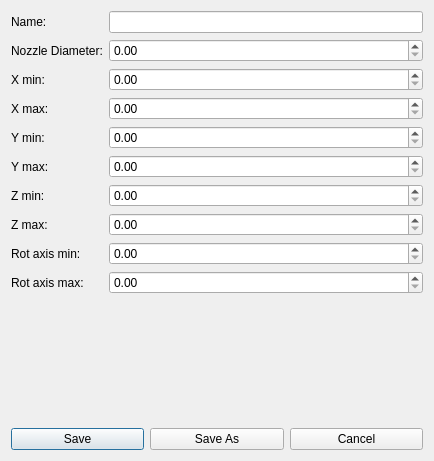
Before: the Qt Designer form gui/tabs/prepare/SettingsMenuWidget/printerProfileDialog/printerprofiledialog.ui in gbeck139/octopus, drawn with Qt 5.
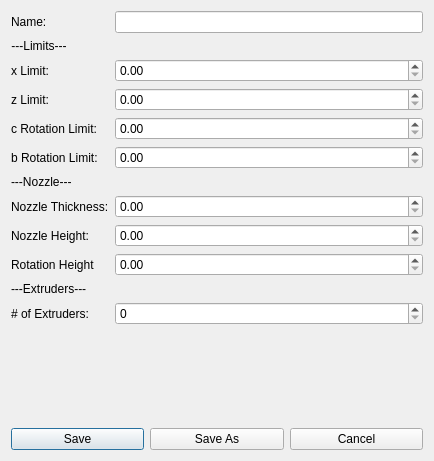
After: the same form once the commit is applied.

Commit message: Changed and added printing parameters in .ui display (still need to implement core models)

Diff of the .ui file:
```diff
--- a/gui/tabs/prepare/SettingsMenuWidget/printerProfileDialog/printerprofiledialog.ui
+++ b/gui/tabs/prepare/SettingsMenuWidget/printerProfileDialog/printerprofiledialog.ui
@@ -27,19 +27,37 @@
       <widget class="QLineEdit" name="nameLineEdit"/>
      </item>
      <item row="1" column="0">
-      <widget class="QLabel" name="nozzleDiameterLabel">
+      <widget class="QLabel" name="label">
+       <property name="sizePolicy">
+        <sizepolicy hsizetype="Minimum" vsizetype="Minimum">
+         <horstretch>0</horstretch>
+         <verstretch>0</verstretch>
+        </sizepolicy>
+       </property>
+       <property name="font">
+        <font>
+         <kerning>true</kerning>
+        </font>
+       </property>
        <property name="text">
-        <string>Nozzle Diameter:</string>
+        <string>---Limits---</string>
+       </property>
+       <property name="alignment">
+        <set>Qt::AlignmentFlag::AlignCenter</set>
        </property>
       </widget>
      </item>
      <item row="1" column="1">
-      <widget class="QDoubleSpinBox" name="nozzleDiameterDoubleSpinBox"/>
+      <widget class="QLabel" name="emptylabel">
+       <property name="text">
+        <string/>
+       </property>
+      </widget>
      </item>
      <item row="2" column="0">
       <widget class="QLabel" name="xMinLabel">
        <property name="text">
-        <string>X min:</string>
+        <string>x Limit:</string>
        </property>
       </widget>
      </item>
@@ -49,7 +67,7 @@
      <item row="3" column="0">
       <widget class="QLabel" name="xMaxLabel">
        <property name="text">
-        <string>X max:</string>
+        <string>z Limit:</string>
        </property>
       </widget>
      </item>
@@ -59,7 +77,7 @@
      <item row="4" column="0">
       <widget class="QLabel" name="yMinLabel">
        <property name="text">
-        <string>Y min:</string>
+        <string>c Rotation Limit:</string>
        </property>
       </widget>
      </item>
@@ -69,27 +87,17 @@
      <item row="5" column="0">
       <widget class="QLabel" name="yMaxLabel">
        <property name="text">
-        <string>Y max:</string>
+        <string>b Rotation Limit:</string>
        </property>
       </widget>
      </item>
      <item row="5" column="1">
-      <widget class="QDoubleSpinBox" name="yMaxDoubleSpinBox"/>
-     </item>
-     <item row="6" column="0">
-      <widget class="QLabel" name="zMinLabel">
-       <property name="text">
-        <string>Z min:</string>
-       </property>
-      </widget>
-     </item>
-     <item row="6" column="1">
-      <widget class="QDoubleSpinBox" name="zMinDoubleSpinBox"/>
+      <widget class="QDoubleSpinBox" name="bRotationLimitDoubleSpinBox"/>
      </item>
      <item row="7" column="0">
       <widget class="QLabel" name="zMaxLabel">
        <property name="text">
-        <string>Z max:</string>
+        <string>Nozzle Thickness:</string>
        </property>
       </widget>
      </item>
@@ -99,7 +107,7 @@
      <item row="8" column="0">
       <widget class="QLabel" name="rotAxisMinLabel">
        <property name="text">
-        <string>Rot axis min:</string>
+        <string>Nozzle Height:</string>
        </property>
       </widget>
      </item>
@@ -109,12 +117,50 @@
      <item row="9" column="0">
       <widget class="QLabel" name="rotAxisMaxLabel">
        <property name="text">
-        <string>Rot axis max:</string>
+        <string>Rotation Height</string>
        </property>
       </widget>
      </item>
      <item row="9" column="1">
-      <widget class="QDoubleSpinBox" name="rotAxisMaxDoubleSpinBox"/>
+      <widget class="QDoubleSpinBox" name="rotationHeightDoubleSpinBox"/>
+     </item>
+     <item row="6" column="0">
+      <widget class="QLabel" name="label_2">
+       <property name="text">
+        <string>---Nozzle---</string>
+       </property>
+      </widget>
+     </item>
+     <item row="6" column="1">
+      <widget class="QLabel" name="label_3">
+       <property name="text">
+        <string/>
+       </property>
+      </widget>
+     </item>
+     <item row="11" column="0">
+      <widget class="QLabel" name="ofExtrudersLabel">
+       <property name="text">
+        <string># of Extruders:</string>
+       </property>
+      </widget>
+     </item>
+     <item row="11" column="1">
+      <widget class="QSpinBox" name="ofExtrudersSpinBox"/>
+     </item>
+     <item row="10" column="0">
+      <widget class="QLabel" name="label_4">
+       <property name="text">
+        <string>---Extruders---</string>
+       </property>
+      </widget>
+     </item>
+     <item row="10" column="1">
+      <widget class="QLabel" name="label_5">
+       <property name="text">
+        <string/>
+       </property>
+      </widget>
      </item>
     </layout>
    </item>
```
Left out of the diff: 24 changed lines with no effect on the pictures. The commit also changes 1 other file.
